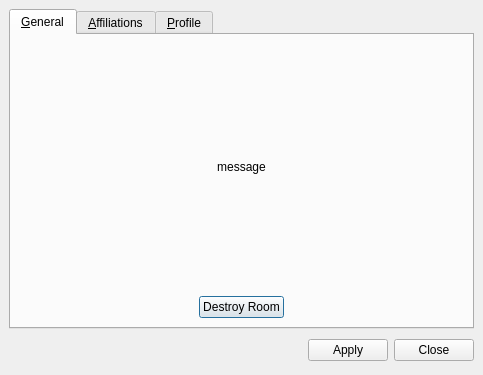
psi-im/psi, file src/mucconfig.ui: the form before one commit.
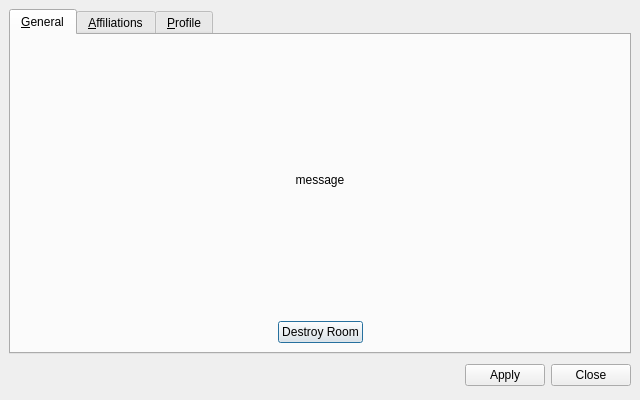
The form after the commit. Custom widgets are drawn as their Qt base class.

```diff
--- a/src/mucconfig.ui
+++ b/src/mucconfig.ui
@@ -6,8 +6,8 @@
    <rect>
     <x>0</x>
     <y>0</y>
-    <width>483</width>
-    <height>375</height>
+    <width>640</width>
+    <height>400</height>
    </rect>
   </property>
   <property name="windowTitle">
```
